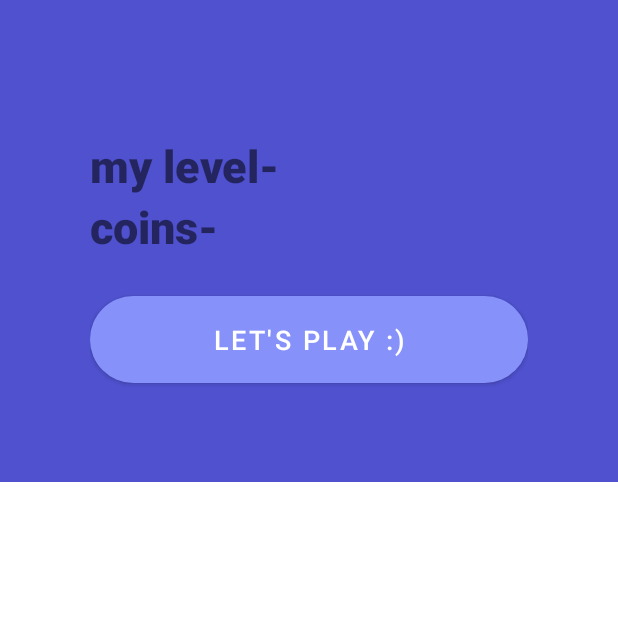
After one commit to SO1180/yahelli1, an Android app: the fragment MyProfileFragment shown on its own in the app's theme, on a phone screen of 412 x 824 dp, the top half of it. The commit adds this screen. Run offline under Robolectric (Android 15) with nearby library versions, the phone set to English and light mode, and no system bars.

Commit message:
you're on strike, continue working on profile part.

```diff
--- /dev/null
+++ b/app/src/main/java/com/example/myapplication/MyProfileFragment.java
@@ -0,0 +1,29 @@
+package com.example.myapplication;
+
+import android.os.Bundle;
+
+import androidx.annotation.NonNull;
+import androidx.annotation.Nullable;
+import androidx.fragment.app.Fragment;
+
+import android.view.LayoutInflater;
+import android.view.View;
+import android.view.ViewGroup;
+
+public class MyProfileFragment extends Fragment {
+
+    private View view;
+
+    @Override
+    public View onCreateView(LayoutInflater inflater, ViewGroup container,
+                             Bundle savedInstanceState) {
+        // Inflate the layout for this fragment
+        view = inflater.inflate(R.layout.fragment_my_profile, container, false);
+        return view;
+    }
+
+    @Override
+    public void onViewCreated(@NonNull View view, @Nullable Bundle savedInstanceState) {
+        super.onViewCreated(view, savedInstanceState);
+    }
+}
--- /dev/null
+++ b/app/src/main/res/layout/fragment_my_profile.xml
@@ -0,0 +1,58 @@
+<?xml version="1.0" encoding="utf-8"?>
+<FrameLayout
+    xmlns:android="http://schemas.android.com/apk/res/android"
+    xmlns:app="http://schemas.android.com/apk/res-auto"
+    xmlns:tools="http://schemas.android.com/tools"
+    android:layout_width="match_parent"
+    android:layout_height="match_parent"
+    android:orientation="vertical"
+    tools:context=".MyProfileFragment">
+
+    <LinearLayout
+        android:layout_width="match_parent"
+        android:layout_height="wrap_content"
+        android:orientation="vertical"
+        android:background="#FA4C4ECF">
+
+        <LinearLayout
+            android:layout_width="match_parent"
+            android:layout_height="wrap_content"
+            android:orientation="vertical"
+            android:layout_marginTop="30dp"
+            android:padding="60dp">
+
+            <TextView
+                android:layout_width="match_parent"
+                android:layout_height="match_parent"
+                android:text="my level-"
+                android:textSize="30dp"
+                app:fontFamily="sans-serif-black" />
+
+            <TextView
+                android:layout_width="match_parent"
+                android:layout_height="match_parent"
+                android:text="coins-"
+                android:textSize="30dp"
+                app:fontFamily="sans-serif-black" />
+
+
+            <Button
+                android:layout_width="match_parent"
+                android:layout_height="70dp"
+                android:layout_gravity="center"
+                android:id="@+id/game_buttom"
+                android:layout_marginTop="20dp"
+                android:textSize="18sp"
+                android:text="Let's play :)"
+                app:cornerRadius="30dp"/>
+
+        </LinearLayout>
+
+
+        // todo להוסיף את הדמות על המסך באמצע
+
+// todo להוסיף כוכבים ולבדוק אם אפשר למלא כל פעם כשהם חמישה או כל פעם להוסיף אחד ממולא
+
+    </LinearLayout>
+
+</FrameLayout>
```
Also changed, not shown: app/src/main/AndroidManifest.xml (+9 -4 lines), app/src/main/java/com/example/myapplication/FinancialMeansFragment.java (added, +29 -0 lines), app/src/main/java/com/example/myapplication/LoginTabFragment.java (+39 -2 lines), app/src/main/java/com/example/myapplication/ProfileActivity.java (added, +57 -0 lines), app/src/main/java/com/example/myapplication/SignupTabFragment.java (+24 -2 lines), app/src/main/java/com/example/myapplication/ViewPagerAdapterProfile.java (added, +24 -0 lines), app/src/main/res/layout/fragment_financial_means.xml (added, +14 -0 lines), app/src/main/res/layout/profile_activity.xml (added, +55 -0 lines), app/src/main/res/drawable-v24/starsicon.png (added).
